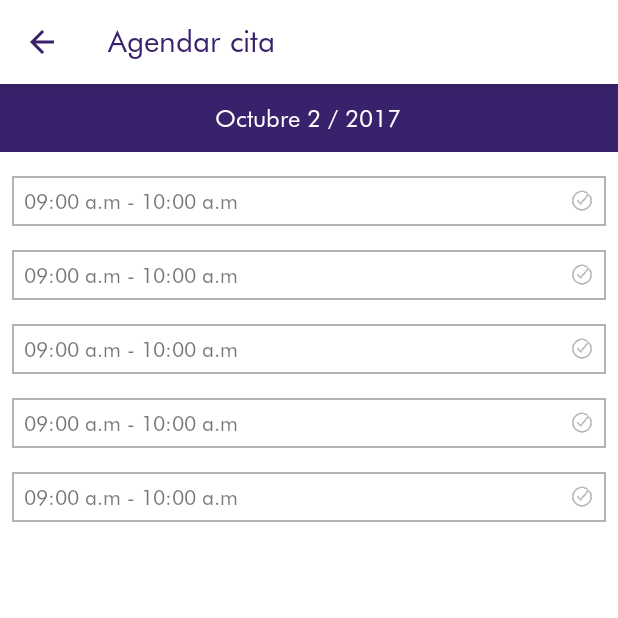
After one commit to ypicoleal/Nad, an Android app: the AgendarActivity screen opened directly, with no data from a screen before it, on a phone screen of 412 x 824 dp, the top half of it. The commit adds this screen. Run offline under Robolectric (Android 15) with nearby library versions, the light colour scheme and no system bars.

Commit message:
agendar cita

```diff
--- a/app/src/main/AndroidManifest.xml
+++ b/app/src/main/AndroidManifest.xml
@@ -54,6 +54,11 @@
         <meta-data
             android:name="com.google.android.geo.API_KEY"
             android:value="@string/google_maps_key" />
+
+        <activity
+            android:name=".AgendarActivity"
+            android:label="@string/agendar_cita"
+            android:theme="@style/AppTheme.NoActionBar" />
     </application>
 
 </manifest>
--- /dev/null
+++ b/app/src/main/java/com/dranilsaarias/nad/AgendarActivity.kt
@@ -0,0 +1,19 @@
+package com.dranilsaarias.nad
+
+import android.os.Bundle
+import android.support.v7.app.AppCompatActivity
+import kotlinx.android.synthetic.main.activity_agendar.*
+
+
+class AgendarActivity : AppCompatActivity() {
+
+    override fun onCreate(savedInstanceState: Bundle?) {
+        super.onCreate(savedInstanceState)
+        setContentView(R.layout.activity_agendar)
+        setSupportActionBar(toolbar)
+        toolbar.setNavigationOnClickListener {
+            finish()
+        }
+    }
+
+}
--- a/app/src/main/java/com/dranilsaarias/nad/AgendarFragment.kt
+++ b/app/src/main/java/com/dranilsaarias/nad/AgendarFragment.kt
@@ -1,7 +1,9 @@
 package com.dranilsaarias.nad
 
 
+import android.app.AlertDialog
 import android.content.ContentValues.TAG
+import android.content.Intent
 import android.os.Bundle
 import android.support.design.widget.TabLayout
 import android.support.v4.app.Fragment
@@ -71,8 +73,7 @@ class AgendarFragment : Fragment() {
 
         calendarView.setListener(object : CompactCalendarView.CompactCalendarViewListener {
             override fun onDayClick(dateClicked: Date) {
-                val events = calendarView.getEvents(dateClicked)
-                Log.d(TAG, "Day was clicked: $dateClicked with events $events")
+                agendar(dateClicked)
             }
 
             override fun onMonthScroll(firstDayOfNewMonth: Date) {
@@ -90,4 +91,19 @@ class AgendarFragment : Fragment() {
         }
     }
 
+    private fun agendar(date: Date) {
+        AlertDialog.Builder(activity)
+                .setTitle(getString(R.string.choose_entidad))
+                .setItems(R.array.entidad_array, { _, _ ->
+                    val intent = Intent(context, AgendarActivity::class.java)
+                    intent.putExtra("date", date)
+                    startActivity(intent)
+                })
+                .setNegativeButton("Cancelar", { _, _ ->
+
+                })
+                .create()
+                .show()
+    }
+
 }// Required empty public constructor
--- /dev/null
+++ b/app/src/main/res/drawable/border_horario.xml
@@ -0,0 +1,7 @@
+<?xml version="1.0" encoding="utf-8"?>
+<shape xmlns:android="http://schemas.android.com/apk/res/android"
+    android:shape="rectangle">
+    <stroke
+        android:width="1dip"
+        android:color="#b3b3b3" />
+</shape>
--- /dev/null
+++ b/app/src/main/res/layout/activity_agendar.xml
@@ -0,0 +1,27 @@
+<?xml version="1.0" encoding="utf-8"?>
+<android.support.design.widget.CoordinatorLayout xmlns:android="http://schemas.android.com/apk/res/android"
+    xmlns:app="http://schemas.android.com/apk/res-auto"
+    xmlns:tools="http://schemas.android.com/tools"
+    android:layout_width="match_parent"
+    android:layout_height="match_parent"
+    tools:context=".AgendarActivity">
+
+    <android.support.design.widget.AppBarLayout
+        android:layout_width="match_parent"
+        android:layout_height="wrap_content"
+        android:theme="@style/AppTheme.AppBarOverlay">
+
+        <android.support.v7.widget.Toolbar
+            android:id="@+id/toolbar"
+            android:layout_width="match_parent"
+            android:layout_height="?attr/actionBarSize"
+            android:background="@android:color/background_light"
+            android:theme="@style/ToolbarTheme"
+            app:navigationIcon="?homeAsUpIndicator"
+            app:popupTheme="@style/AppTheme.PopupOverlay"
+            app:titleTextAppearance="@style/Toolbar.TitleText" />
+
+    </android.support.design.widget.AppBarLayout>
+
+    <include layout="@layout/content_agendar" />
+</android.support.design.widget.CoordinatorLayout>
--- /dev/null
+++ b/app/src/main/res/layout/content_agendar.xml
@@ -0,0 +1,75 @@
+<?xml version="1.0" encoding="utf-8"?>
+<LinearLayout xmlns:android="http://schemas.android.com/apk/res/android"
+    xmlns:app="http://schemas.android.com/apk/res-auto"
+    xmlns:tools="http://schemas.android.com/tools"
+    android:layout_width="match_parent"
+    android:layout_height="match_parent"
+    android:background="@android:color/background_light"
+    android:orientation="vertical"
+    app:layout_behavior="@string/appbar_scrolling_view_behavior"
+    tools:context=".AgendarActivity"
+    tools:showIn="@layout/activity_agendar">
+
+    <LinearLayout
+        android:layout_width="match_parent"
+        android:layout_height="wrap_content"
+        android:background="@color/colorPrimary"
+        android:gravity="center">
+
+        <ImageView
+            android:id="@+id/calendar_prev"
+            android:layout_width="wrap_content"
+            android:layout_height="wrap_content"
+            android:clickable="true"
+            android:contentDescription="@null"
+            android:focusable="true"
+            android:foreground="?attr/selectableItemBackground"
+            android:src="@drawable/calendario_flecha_izq"
+            android:visibility="invisible" />
+
+        <TextView
+            android:id="@+id/calendar_indicator"
+            style="@style/Base.TextAppearance.AppCompat.Subhead"
+            android:layout_width="170dp"
+            android:layout_height="wrap_content"
+            android:fontFamily="@font/general_fontstyle"
+            android:gravity="center"
+            android:text="Octubre 2 / 2017"
+            android:textColor="@android:color/white" />
+
+        <ImageView
+            android:id="@+id/calendar_next"
+            android:layout_width="wrap_content"
+            android:layout_height="wrap_content"
+            android:clickable="true"
+            android:contentDescription="@null"
+            android:focusable="true"
+            android:foreground="?attr/selectableItemBackground"
+            android:src="@drawable/calendario_flecha_der"
+            android:visibility="invisible" />
+    </LinearLayout>
+
+    <android.support.v4.widget.NestedScrollView
+        android:layout_width="match_parent"
+        android:layout_height="0dp"
+        android:layout_weight="1"
+        android:clipToPadding="false"
+        android:paddingTop="8dp">
+
+        <LinearLayout
+            android:layout_width="match_parent"
+            android:layout_height="wrap_content"
+            android:orientation="vertical">
+
+            <include layout="@layout/horario" />
+
+            <include layout="@layout/horario" />
+
+            <include layout="@layout/horario" />
+
+            <include layout="@layout/horario" />
+
+            <include layout="@layout/horario" />
+        </LinearLayout>
+    </android.support.v4.widget.NestedScrollView>
+</LinearLayout>
--- /dev/null
+++ b/app/src/main/res/layout/horario.xml
@@ -0,0 +1,25 @@
+<?xml version="1.0" encoding="utf-8"?>
+<FrameLayout xmlns:android="http://schemas.android.com/apk/res/android"
+    android:layout_width="match_parent"
+    android:layout_height="wrap_content"
+    android:layout_margin="8dp"
+    android:background="@drawable/border_horario"
+    android:clickable="true"
+    android:focusable="true"
+    android:foreground="?selectableItemBackground">
+
+    <TextView
+        android:layout_width="wrap_content"
+        android:layout_height="wrap_content"
+        android:layout_margin="8dp"
+        android:text="09:00 a.m - 10:00 a.m" />
+
+    <ImageView
+        android:layout_width="16dp"
+        android:layout_height="16dp"
+        android:layout_gravity="center_vertical|end"
+        android:layout_marginEnd="8dp"
+        android:layout_marginRight="8dp"
+        android:contentDescription="@null"
+        android:src="@drawable/agendar_check" />
+</FrameLayout>
--- a/app/src/main/res/menu/activity_main_drawer.xml
+++ b/app/src/main/res/menu/activity_main_drawer.xml
@@ -14,6 +14,7 @@
                 <item
                     android:id="@+id/nav_mis_citas"
                     android:checkable="true"
+                    android:checked="true"
                     android:icon="@drawable/menu_cita"
                     android:title="@string/mis_citas" />
             </menu>
--- a/app/src/main/res/values/strings.xml
+++ b/app/src/main/res/values/strings.xml
@@ -94,6 +94,10 @@
         "For example, position the FAB to one side of stream of a cards so the FAB won’t interfere "
         "when a user tries to pick up one of cards.\n\n"
     </string>
+    <string name="tos_content">
+        "1. Definiciones:.\n\n"
+        "- Empresa: Se entiende por Empresa a la Dra NILSA ARIAS DELGADO (En adelante “LA EMPRESA”) .\n\n"
+    </string>
     <string name="title_activity_register">RegisterActivity</string>
     <string name="dialog_close_button">cerrar</string>
     <string name="nombre_completo">Nombre completo</string>
@@ -121,6 +125,12 @@
         <item>Cedula de extrangeria</item>
         <item>Pasaporte</item>
         <item>Tarjeta de identidad</item>
+    </string-array>
+
+    <string-array name="entidad_array">
+        <item>COLSANITAS</item>
+        <item>MEDISANITAS</item>
+        <item>PARTICULAR</item>
     </string-array>
     <string name="title_activity_main">MainActivity</string>
 
@@ -155,4 +165,5 @@
     <string name="web_url">http://www.google.com</string>
 
     <string name="dummie_img_url">https://lh3.ggpht.com/yC03Lwnb_msj7XgCe92AXzliDQxFgj-JKZgZfVYiT2qwerPvfGBxc7b4wOkGlpfkMxBd=h900</string>
+    <string name="choose_entidad">Selecciones su entidad para el servicio</string>
 </resources>
--- a/app/src/main/res/values/styles.xml
+++ b/app/src/main/res/values/styles.xml
@@ -37,6 +37,8 @@
     <style name="ToolbarTheme" parent="@style/ThemeOverlay.AppCompat.Dark.ActionBar">
         <!-- android:textColorPrimary is the color of the title text in the Toolbar  -->
         <item name="android:textColorPrimary">@color/colorPrimary</item>
+
+        <item name="android:textColorSecondary">@color/colorPrimary</item>
         <!-- actionMenuTextColor is the color of the text of action (menu) items  -->
         <item name="actionMenuTextColor">@color/colorPrimary</item>
         <!-- Tints the input fields like checkboxes and text fields -->
--- a/build.gradle
+++ b/build.gradle
@@ -1,13 +1,13 @@
 // Top-level build file where you can add configuration options common to all sub-projects/modules.
 
 buildscript {
-    ext.kotlin_version = '1.1.3-2'
+    ext.kotlin_version = '1.1.4-3'
     repositories {
         google()
         jcenter()
     }
     dependencies {
-        classpath 'com.android.tools.build:gradle:3.0.0-alpha8'
+        classpath 'com.android.tools.build:gradle:3.0.0-beta5'
         classpath "org.jetbrains.kotlin:kotlin-gradle-plugin:$kotlin_version"
 
         // NOTE: Do not place your application dependencies here; they belong
```
Also changed, not shown: gradle/wrapper/gradle-wrapper.properties.
